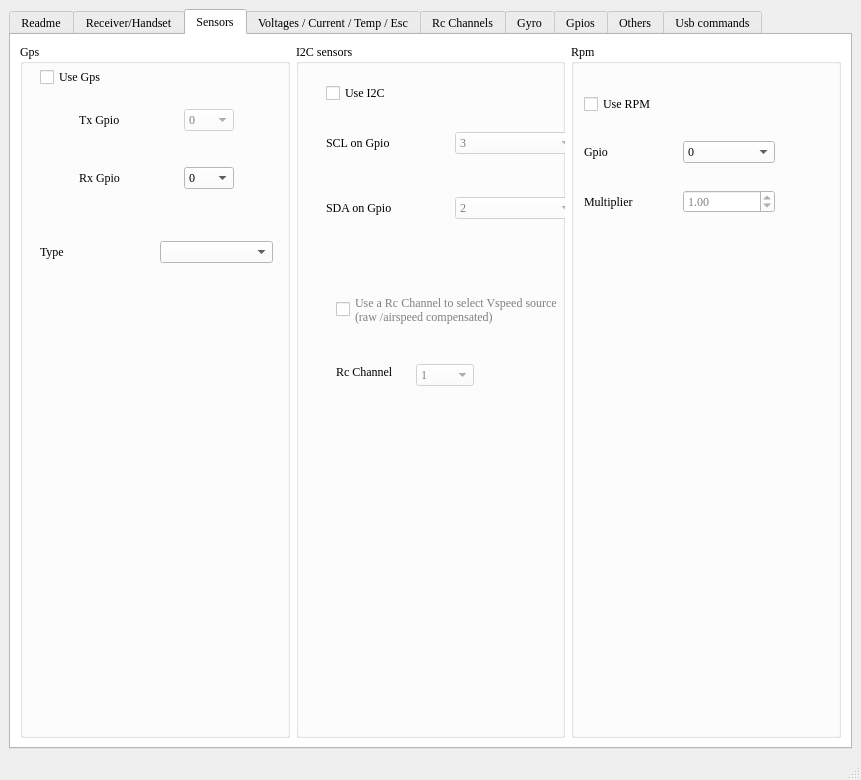
Old version of the form gui/oXs.ui in the repository romoloman/oXs_on_RP2040.
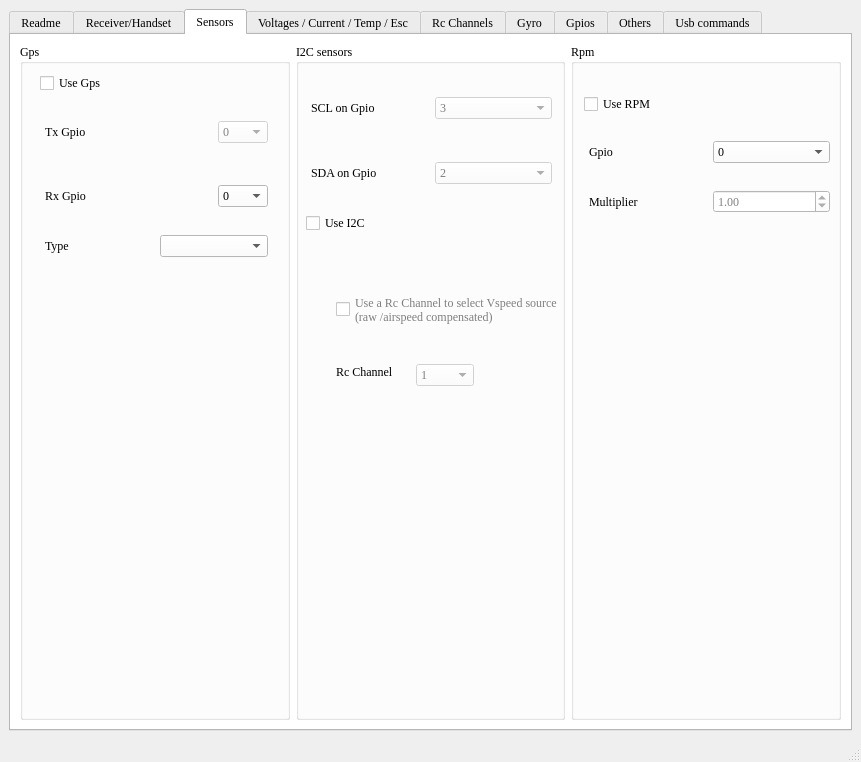
New version of the form. The open tabs and pages were chosen to show the change. Icons and pictures are not drawn.

Diff of the .ui file:
```diff
--- a/gui/oXs.ui
+++ b/gui/oXs.ui
@@ -7,7 +7,7 @@
     <x>0</x>
     <y>0</y>
     <width>861</width>
-    <height>780</height>
+    <height>762</height>
    </rect>
   </property>
   <property name="palette">
@@ -3038,9 +3038,15 @@
                 <property name="sizeConstraint">
                  <enum>QLayout::SetDefaultConstraint</enum>
                 </property>
+                <property name="leftMargin">
+                 <number>5</number>
+                </property>
                 <property name="topMargin">
                  <number>0</number>
                 </property>
+                <property name="rightMargin">
+                 <number>5</number>
+                </property>
                 <item>
                  <widget class="QLabel" name="label_8">
                   <property name="minimumSize">
@@ -3051,7 +3057,7 @@
                   </property>
                   <property name="maximumSize">
                    <size>
-                    <width>60</width>
+                    <width>10000</width>
                     <height>50</height>
                    </size>
                   </property>
@@ -3183,9 +3189,15 @@
               </item>
               <item>
                <layout class="QHBoxLayout" name="horizontalLayout_6">
+                <property name="leftMargin">
+                 <number>5</number>
+                </property>
                 <property name="topMargin">
                  <number>0</number>
                 </property>
+                <property name="rightMargin">
+                 <number>5</number>
+                </property>
                 <item>
                  <widget class="QLabel" name="label_10">
                   <property name="minimumSize">
@@ -3196,7 +3208,7 @@
                   </property>
                   <property name="maximumSize">
                    <size>
-                    <width>60</width>
+                    <width>10000</width>
                     <height>16777215</height>
                    </size>
                   </property>
@@ -3325,8 +3337,14 @@
                 <property name="spacing">
                  <number>7</number>
                 </property>
+                <property name="leftMargin">
+                 <number>5</number>
+                </property>
                 <property name="topMargin">
-                 <number>30</number>
+                 <number>0</number>
+                </property>
+                <property name="rightMargin">
+                 <number>5</number>
                 </property>
                 <item>
                  <widget class="QLabel" name="label_17">
@@ -3475,25 +3493,27 @@
             <widget class="QWidget" name="layoutWidget">
              <property name="geometry">
               <rect>
-               <x>30</x>
+               <x>10</x>
                <y>30</y>
                <width>251</width>
                <height>171</height>
               </rect>
              </property>
              <layout class="QVBoxLayout" name="verticalLayout_4">
-              <item>
-               <widget class="QCheckBox" name="cbI2c">
-                <property name="text">
-                 <string>Use I2C</string>
-                </property>
-               </widget>
-              </item>
               <item>
                <layout class="QHBoxLayout" name="horizontalLayout_3" stretch="0,0">
                 <property name="spacing">
                  <number>7</number>
                 </property>
+                <property name="leftMargin">
+                 <number>5</number>
+                </property>
+                <property name="topMargin">
+                 <number>0</number>
+                </property>
+                <property name="rightMargin">
+                 <number>5</number>
+                </property>
                 <item>
                  <widget class="QLabel" name="label_12">
                   <property name="minimumSize">
@@ -3559,6 +3579,12 @@
               </item>
               <item>
                <layout class="QHBoxLayout" name="horizontalLayout_7">
+                <property name="leftMargin">
+                 <number>5</number>
+                </property>
+                <property name="rightMargin">
+                 <number>5</number>
+                </property>
                 <item>
                  <widget class="QLabel" name="label_14">
                   <property name="minimumSize">
@@ -3622,6 +3648,13 @@
                 </item>
                </layout>
               </item>
+              <item>
+               <widget class="QCheckBox" name="cbI2c">
+                <property name="text">
+                 <string>Use I2C</string>
+                </property>
+               </widget>
+              </item>
              </layout>
             </widget>
            </widget>
@@ -3636,7 +3669,7 @@
               <rect>
                <x>13</x>
                <y>29</y>
-               <width>191</width>
+               <width>251</width>
                <height>161</height>
               </rect>
              </property>
@@ -3650,6 +3683,12 @@
               </item>
               <item>
                <layout class="QHBoxLayout" name="horizontalLayout_13">
+                <property name="leftMargin">
+                 <number>5</number>
+                </property>
+                <property name="rightMargin">
+                 <number>5</number>
+                </property>
                 <item>
                  <widget class="QLabel" name="label">
                   <property name="enabled">
@@ -3768,6 +3807,12 @@
               </item>
               <item>
                <layout class="QHBoxLayout" name="horizontalLayout_12">
+                <property name="leftMargin">
+                 <number>5</number>
+                </property>
+                <property name="rightMargin">
+                 <number>5</number>
+                </property>
                 <item>
                  <widget class="QLabel" name="label_9">
                   <property name="enabled">
```
Left out of the diff: 51 changed lines with no effect on the pictures.
